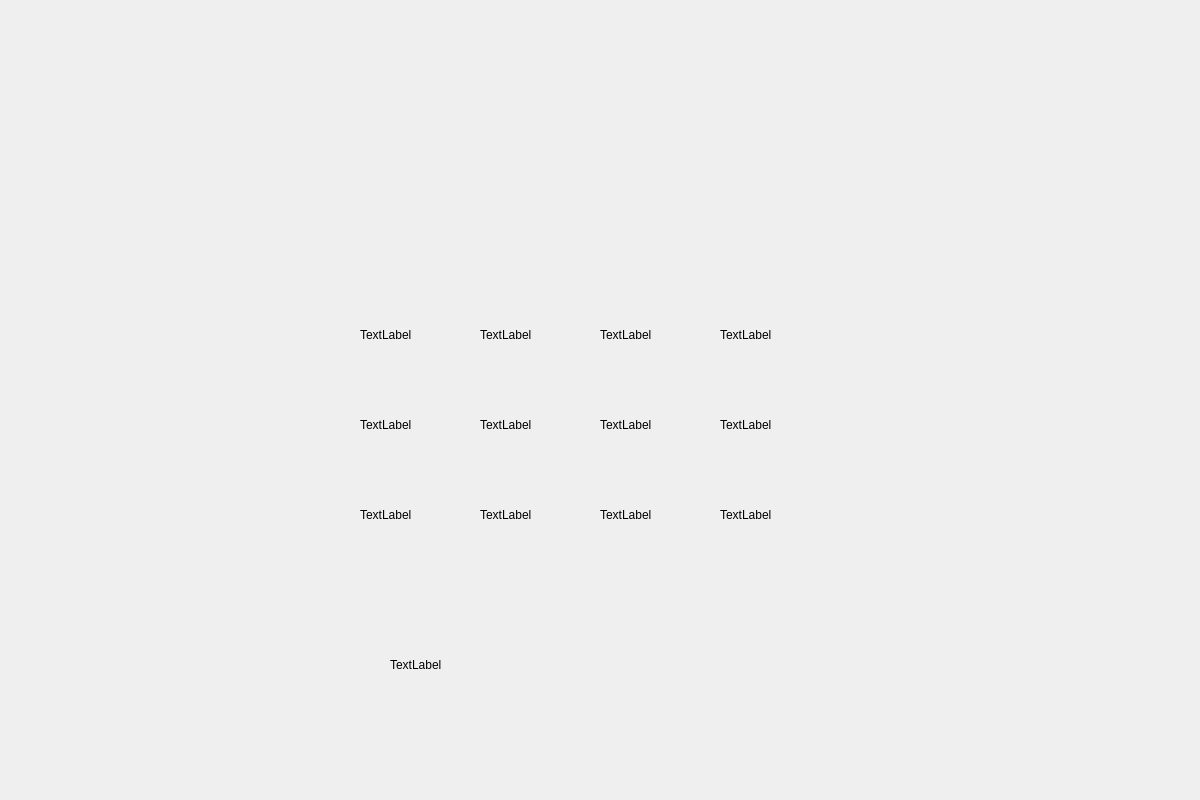
The window that RushRoyal/Gameplay_page.ui (al-ire-za/PlantvsZombie) describes before a commit, drawn with Qt 5.
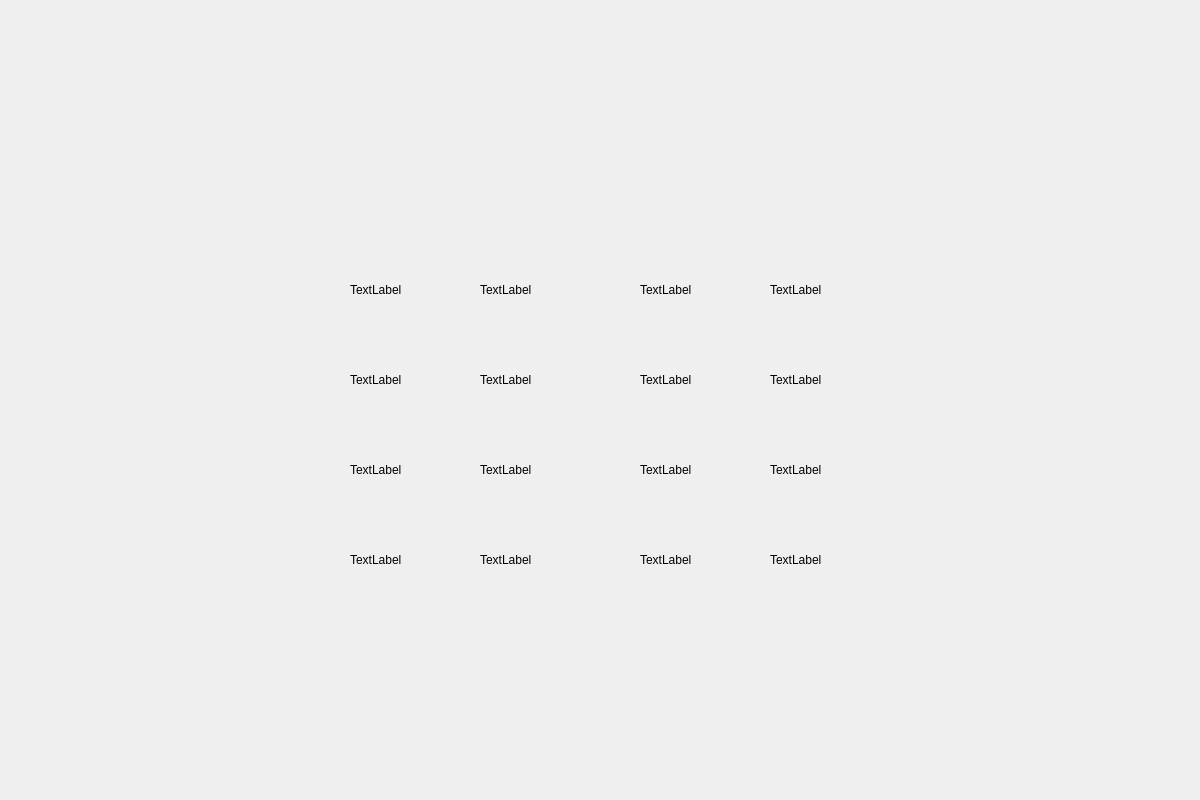
The same window after the commit. Icons and pictures are not drawn.

Commit message: add random to create enemi , add wave to gameplay

```diff
--- a/RushRoyal/Gameplay_page.ui
+++ b/RushRoyal/Gameplay_page.ui
@@ -17,104 +17,13 @@
    <string notr="true">background-image: url(:/prefix2/images/map_gamplay.jpg);</string>
   </property>
   <widget class="QWidget" name="centralwidget">
-   <widget class="QLabel" name="label">
-    <property name="geometry">
-     <rect>
-      <x>390</x>
-      <y>620</y>
-      <width>100</width>
-      <height>90</height>
-     </rect>
-    </property>
-    <property name="text">
-     <string>TextLabel</string>
-    </property>
-   </widget>
-   <widget class="QLabel" name="label_2">
-    <property name="geometry">
-     <rect>
-      <x>360</x>
-      <y>470</y>
-      <width>100</width>
-      <height>90</height>
-     </rect>
-    </property>
-    <property name="text">
-     <string>TextLabel</string>
-    </property>
-   </widget>
-   <widget class="QLabel" name="label_3">
-    <property name="geometry">
-     <rect>
-      <x>360</x>
-      <y>380</y>
-      <width>100</width>
-      <height>90</height>
-     </rect>
-    </property>
-    <property name="text">
-     <string>TextLabel</string>
-    </property>
-   </widget>
-   <widget class="QLabel" name="label_4">
-    <property name="geometry">
-     <rect>
-      <x>360</x>
-      <y>290</y>
-      <width>100</width>
-      <height>90</height>
-     </rect>
-    </property>
-    <property name="text">
-     <string>TextLabel</string>
-    </property>
-   </widget>
-   <widget class="QLabel" name="label_11">
-    <property name="geometry">
-     <rect>
-      <x>480</x>
-      <y>290</y>
-      <width>100</width>
-      <height>90</height>
-     </rect>
-    </property>
-    <property name="text">
-     <string>TextLabel</string>
-    </property>
-   </widget>
-   <widget class="QLabel" name="label_12">
-    <property name="geometry">
-     <rect>
-      <x>480</x>
-      <y>470</y>
-      <width>100</width>
-      <height>90</height>
-     </rect>
-    </property>
-    <property name="text">
-     <string>TextLabel</string>
-    </property>
-   </widget>
-   <widget class="QLabel" name="label_13">
-    <property name="geometry">
-     <rect>
-      <x>480</x>
-      <y>380</y>
-      <width>100</width>
-      <height>90</height>
-     </rect>
-    </property>
-    <property name="text">
-     <string>TextLabel</string>
-    </property>
-   </widget>
    <widget class="QLabel" name="label_14">
     <property name="geometry">
      <rect>
-      <x>600</x>
-      <y>470</y>
-      <width>100</width>
-      <height>90</height>
+      <x>480</x>
+      <y>520</y>
+      <width>90</width>
+      <height>80</height>
      </rect>
     </property>
     <property name="text">
@@ -124,10 +33,10 @@
    <widget class="QLabel" name="label_15">
     <property name="geometry">
      <rect>
-      <x>600</x>
-      <y>380</y>
-      <width>100</width>
-      <height>90</height>
+      <x>350</x>
+      <y>520</y>
+      <width>90</width>
+      <height>80</height>
      </rect>
     </property>
     <property name="text">
@@ -137,10 +46,10 @@
    <widget class="QLabel" name="label_16">
     <property name="geometry">
      <rect>
-      <x>600</x>
-      <y>290</y>
-      <width>100</width>
-      <height>90</height>
+      <x>640</x>
+      <y>520</y>
+      <width>90</width>
+      <height>80</height>
      </rect>
     </property>
     <property name="text">
@@ -150,10 +59,10 @@
    <widget class="QLabel" name="label_17">
     <property name="geometry">
      <rect>
-      <x>720</x>
-      <y>470</y>
-      <width>100</width>
-      <height>90</height>
+      <x>770</x>
+      <y>520</y>
+      <width>90</width>
+      <height>80</height>
      </rect>
     </property>
     <property name="text">
@@ -163,10 +72,10 @@
    <widget class="QLabel" name="label_18">
     <property name="geometry">
      <rect>
-      <x>720</x>
-      <y>380</y>
-      <width>100</width>
-      <height>90</height>
+      <x>640</x>
+      <y>430</y>
+      <width>90</width>
+      <height>80</height>
      </rect>
     </property>
     <property name="text">
@@ -176,10 +85,140 @@
    <widget class="QLabel" name="label_19">
     <property name="geometry">
      <rect>
-      <x>720</x>
-      <y>290</y>
-      <width>100</width>
-      <height>90</height>
+      <x>770</x>
+      <y>430</y>
+      <width>90</width>
+      <height>80</height>
+     </rect>
+    </property>
+    <property name="text">
+     <string>TextLabel</string>
+    </property>
+   </widget>
+   <widget class="QLabel" name="label_20">
+    <property name="geometry">
+     <rect>
+      <x>480</x>
+      <y>430</y>
+      <width>90</width>
+      <height>80</height>
+     </rect>
+    </property>
+    <property name="text">
+     <string>TextLabel</string>
+    </property>
+   </widget>
+   <widget class="QLabel" name="label_21">
+    <property name="geometry">
+     <rect>
+      <x>350</x>
+      <y>430</y>
+      <width>90</width>
+      <height>80</height>
+     </rect>
+    </property>
+    <property name="text">
+     <string>TextLabel</string>
+    </property>
+   </widget>
+   <widget class="QLabel" name="label_22">
+    <property name="geometry">
+     <rect>
+      <x>640</x>
+      <y>340</y>
+      <width>90</width>
+      <height>80</height>
+     </rect>
+    </property>
+    <property name="text">
+     <string>TextLabel</string>
+    </property>
+   </widget>
+   <widget class="QLabel" name="label_23">
+    <property name="geometry">
+     <rect>
+      <x>770</x>
+      <y>340</y>
+      <width>90</width>
+      <height>80</height>
+     </rect>
+    </property>
+    <property name="text">
+     <string>TextLabel</string>
+    </property>
+   </widget>
+   <widget class="QLabel" name="label_24">
+    <property name="geometry">
+     <rect>
+      <x>480</x>
+      <y>340</y>
+      <width>90</width>
+      <height>80</height>
+     </rect>
+    </property>
+    <property name="text">
+     <string>TextLabel</string>
+    </property>
+   </widget>
+   <widget class="QLabel" name="label_25">
+    <property name="geometry">
+     <rect>
+      <x>350</x>
+      <y>340</y>
+      <width>90</width>
+      <height>80</height>
+     </rect>
+    </property>
+    <property name="text">
+     <string>TextLabel</string>
+    </property>
+   </widget>
+   <widget class="QLabel" name="label_26">
+    <property name="geometry">
+     <rect>
+      <x>640</x>
+      <y>250</y>
+      <width>90</width>
+      <height>80</height>
+     </rect>
+    </property>
+    <property name="text">
+     <string>TextLabel</string>
+    </property>
+   </widget>
+   <widget class="QLabel" name="label_27">
+    <property name="geometry">
+     <rect>
+      <x>770</x>
+      <y>250</y>
+      <width>90</width>
+      <height>80</height>
+     </rect>
+    </property>
+    <property name="text">
+     <string>TextLabel</string>
+    </property>
+   </widget>
+   <widget class="QLabel" name="label_28">
+    <property name="geometry">
+     <rect>
+      <x>480</x>
+      <y>250</y>
+      <width>90</width>
+      <height>80</height>
+     </rect>
+    </property>
+    <property name="text">
+     <string>TextLabel</string>
+    </property>
+   </widget>
+   <widget class="QLabel" name="label_29">
+    <property name="geometry">
+     <rect>
+      <x>350</x>
+      <y>250</y>
+      <width>90</width>
+      <height>80</height>
      </rect>
     </property>
     <property name="text">
```
The commit also changes 36 other files.
